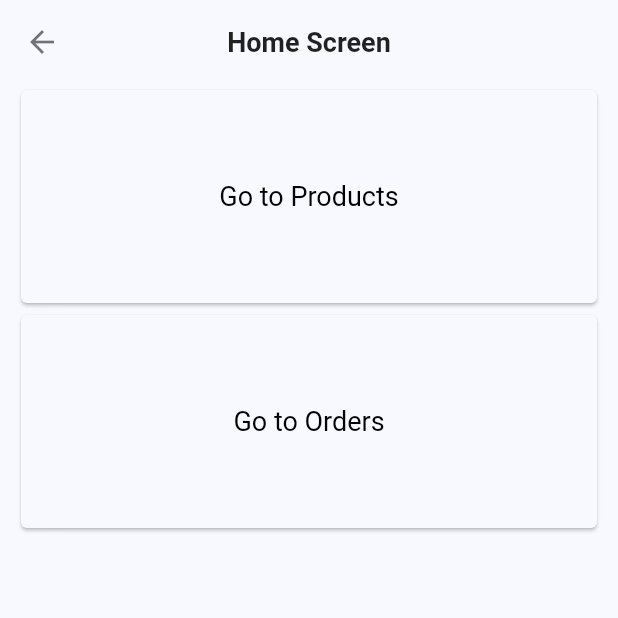
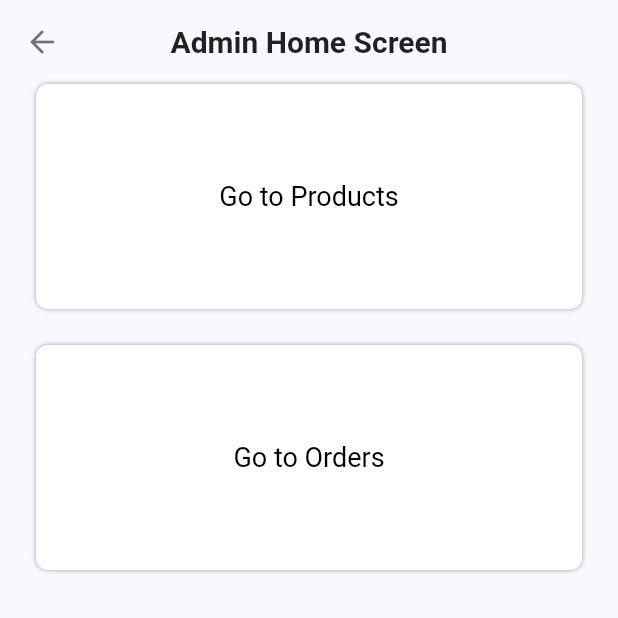
Before and after one commit to ngocnam11/e_shop, a Flutter app: the AdHomeScreen screen opened by its route, on a phone screen of 412 x 824 dp, the top half of it. Run offline on Flutter 3.47's test engine with Material 2 defaults, Android fonts, the phone set to English and light mode, and no system bars; our stand-ins replace carousel_slider, cloud_firestore, equatable, firebase_auth, firebase_core, firebase_storage and 4 more; accounts and stored records are empty; project files that could hold a hidden picture were left out.

Commit message:
update route name

```diff
--- a/lib/router/router.dart
+++ b/lib/router/router.dart
@@ -1,6 +1,6 @@
-import 'package:e_shop/models/delivery_address.dart';
 import 'package:flutter/material.dart';
 
+import '../models/delivery_address.dart';
 import '../models/product.dart';
 import '../screens/screens.dart';
 
@@ -25,6 +25,9 @@ abstract class AppRouter {
   static const String purchase = '/purchase';
   static const String newCard = '/new_card';
   static const String admin = '/admin';
+  static const String adminProduct = '/admin/product';
+  static const String adminNewProduct = '/admin/product/new';
+  static const String adminOrder = '/admin/order';
 
   static Route onGenerateRoute(RouteSettings settings) {
     debugPrint('Route: ${settings.name}');
@@ -74,6 +77,12 @@ abstract class AppRouter {
         return NewCardScreen.route();
       case admin:
         return AdHomeScreen.route();
+      case adminProduct:
+        return AdProductScreen.route();
+      case adminNewProduct:
+        return NewProductScreen.route();
+      case adminOrder:
+        return AdOrderScreen.route();
       default:
         return MaterialPageRoute(
           settings: const RouteSettings(name: '/error'),
--- a/lib/screens/admin_panel/ad_home_screen.dart
+++ b/lib/screens/admin_panel/ad_home_screen.dart
@@ -1,8 +1,6 @@
 import 'package:flutter/material.dart';
 
 import '../../router/router.dart';
-import 'ad_order_screen.dart';
-import 'ad_product_screen.dart';
 
 class AdHomeScreen extends StatelessWidget {
   const AdHomeScreen({Key? key}) : super(key: key);
@@ -18,28 +16,30 @@ class AdHomeScreen extends StatelessWidget {
   Widget build(BuildContext context) {
     return Scaffold(
       appBar: AppBar(
-        title: const Text(
-          'Home Screen',
-          style: TextStyle(fontSize: 18),
+        title: const Text('Admin Home Screen'),
       ),
+      body: Padding(
+        padding: const EdgeInsets.symmetric(horizontal: 24),
+        child: Column(
+          children: [
+            Ink(
+              height: 150,
+              decoration: BoxDecoration(
+                boxShadow: const [
+                  BoxShadow(
+                    color: Colors.grey,
+                    blurRadius: 2,
                   ),
-      body: Column(
-        crossAxisAlignment: CrossAxisAlignment.center,
-        children: [
-          Container(
-            height: 150,
-            width: double.infinity,
-            padding: const EdgeInsets.symmetric(horizontal: 10),
+                ],
+                borderRadius: BorderRadius.circular(8),
+                color: Colors.white,
+              ),
               child: InkWell(
+                borderRadius: BorderRadius.circular(8),
                 onTap: () {
-                Navigator.of(context).push(
-                  MaterialPageRoute(
-                    builder: (context) => const AdProductScreen(),
-                  ),
-                );
+                  Navigator.of(context).pushNamed(AppRouter.adminProduct);
                 },
-              child: const Card(
-                child: Center(
+                child: const Center(
                   child: Text(
                     'Go to Products',
                     style: TextStyle(fontSize: 18),
@@ -47,21 +47,25 @@ class AdHomeScreen extends StatelessWidget {
                 ),
               ),
             ),
+            const SizedBox(height: 24),
+            Ink(
+              height: 150,
+              decoration: BoxDecoration(
+                boxShadow: const [
+                  BoxShadow(
+                    color: Colors.grey,
+                    blurRadius: 2,
                   ),
-          Container(
-            height: 150,
-            width: double.infinity,
-            padding: const EdgeInsets.symmetric(horizontal: 10),
+                ],
+                borderRadius: BorderRadius.circular(8),
+                color: Colors.white,
+              ),
               child: InkWell(
+                borderRadius: BorderRadius.circular(8),
                 onTap: () {
-                Navigator.of(context).push(
-                  MaterialPageRoute(
-                    builder: (context) => const AdOrderScreen(),
-                  ),
-                );
+                  Navigator.of(context).pushNamed(AppRouter.adminOrder);
                 },
-              child: const Card(
-                child: Center(
+                child: const Center(
                   child: Text(
                     'Go to Orders',
                     style: TextStyle(fontSize: 18),
@@ -69,8 +73,8 @@ class AdHomeScreen extends StatelessWidget {
                 ),
               ),
             ),
+          ],
         ),
-        ],
       ),
     );
   }
--- a/lib/screens/admin_panel/ad_product_card.dart
+++ b/lib/screens/admin_panel/ad_product_card.dart
@@ -1,10 +1,10 @@
 import 'package:flutter/material.dart';
 
 import '../../config/utils.dart';
+import '../../router/router.dart';
 import '../../services/firestore_services.dart';
 import '../../widgets/custom_network_image.dart';
 import 'ad_edit_product_screen.dart';
-import 'ad_home_screen.dart';
 
 class AdProductCard extends StatefulWidget {
   const AdProductCard({Key? key, required this.snap}) : super(key: key);
@@ -23,11 +23,7 @@ class _AdProductCardState extends State<AdProductCard> {
     if (res != 'success') {
       showSnackBar(context, res);
     } else {
-      Navigator.of(context).push(
-        MaterialPageRoute(
-          builder: (context) => const AdHomeScreen(),
-        ),
-      );
+      Navigator.of(context).pushNamed(AppRouter.admin);
     }
   }
 
--- a/lib/screens/screens.dart
+++ b/lib/screens/screens.dart
@@ -20,3 +20,6 @@ export 'my_account_screen.dart';
 export 'purchase_screen.dart';
 export 'new_card_screen.dart';
 export 'admin_panel/ad_home_screen.dart';
+export 'admin_panel/ad_product_screen.dart';
+export 'admin_panel/new_product_screen.dart';
+export 'admin_panel/ad_order_screen.dart';
```
Also changed, not shown: lib/screens/admin_panel/ad_order_screen.dart (+8 -0 lines), lib/screens/admin_panel/ad_product_screen.dart (+9 -6 lines), lib/screens/admin_panel/new_product_screen.dart (+9 -6 lines). Lines whose indentation alone changed are shown as unchanged.
